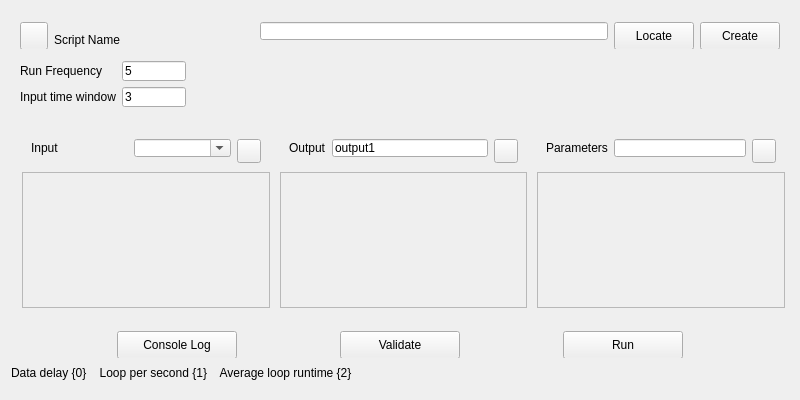
The window that rena/ui/ScriptingWidget.ui (PhysioLabXR/PhysioLabXR-Community) describes before a commit, drawn with Qt 5.
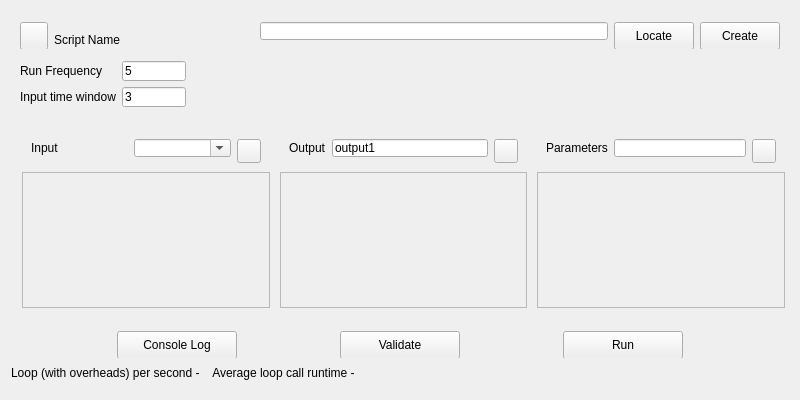
The same window after the commit.

Patch:
```diff
--- a/rena/ui/ScriptingWidget.ui
+++ b/rena/ui/ScriptingWidget.ui
@@ -585,7 +585,7 @@
       </size>
      </property>
      <property name="text">
-      <string>Data delay {0}    Loop per second {1}    Average loop runtime {2}</string>
+      <string>Loop (with overheads) per second -    Average loop call runtime -</string>
      </property>
     </widget>
    </item>
```
Left out of the diff: 5 changed lines with no effect on the pictures.
